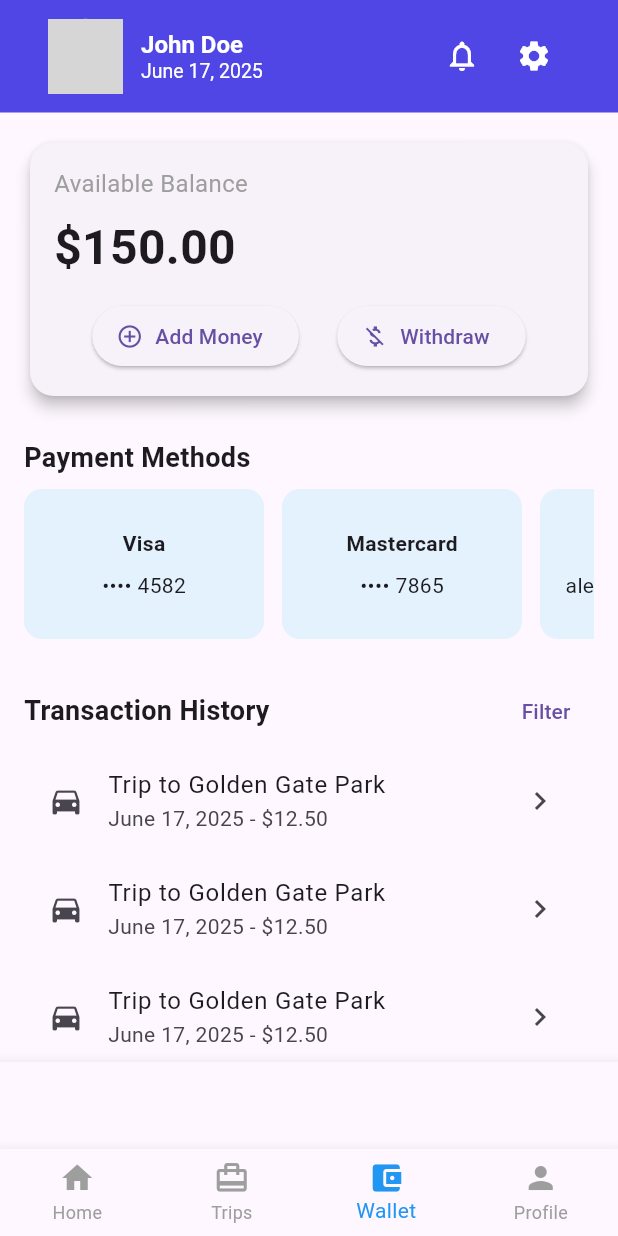
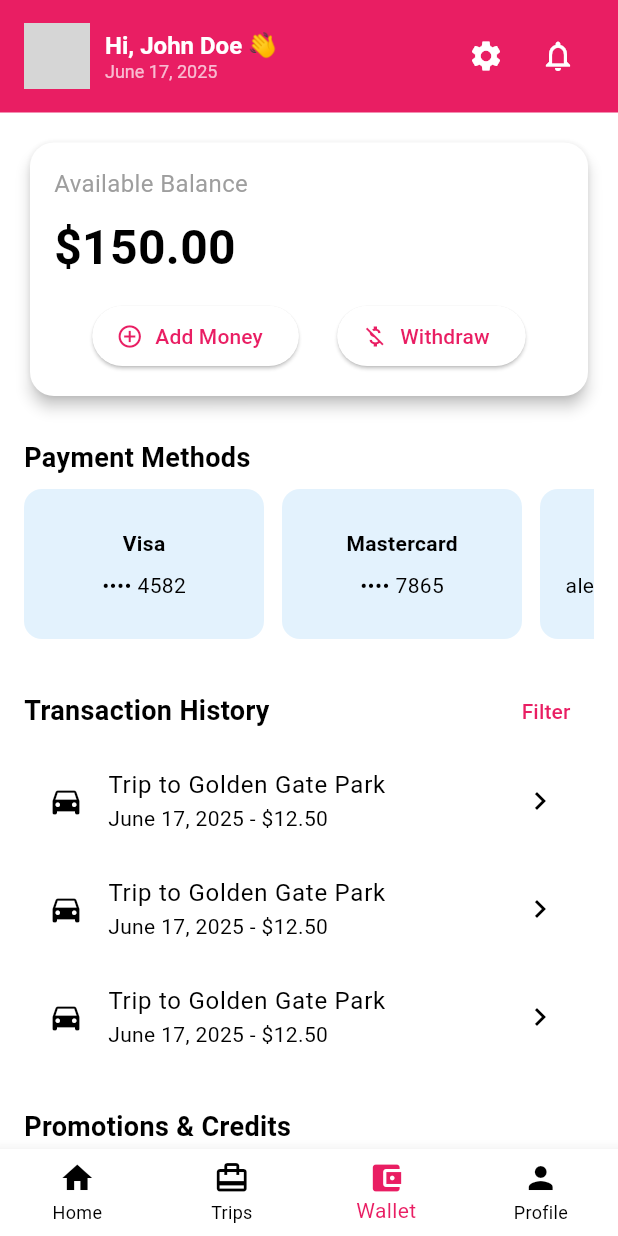
Before and after one commit to johnverz22/tryk-ride-app, a Flutter app: the screen it shows after launch, item 3 of the bottom bar chosen, after a tap on the "settings" icon, on a phone screen of 412 x 824 dp. Run offline on Flutter 3.47's test engine with Material 3 defaults, Android fonts, the phone set to English and light mode, and no system bars; our stand-ins replace dartz, dio, shared_preferences; missing offline and left inert: data_connection_checker_tv; accounts and stored records are empty; network calls fail; grey boxes are pictures that could not be loaded.

Commit message:
changed color

```diff
--- a/flutter/user/lib/features/user/presentation/pages/screens/main_navigation_screen.dart
+++ b/flutter/user/lib/features/user/presentation/pages/screens/main_navigation_screen.dart
@@ -34,8 +34,8 @@
       bottomNavigationBar: BottomNavigationBar(
         currentIndex: _currentIndex,
         onTap: _onTap,
-        selectedItemColor: Colors.blue,
-        unselectedItemColor: Colors.grey,
+        selectedItemColor: Colors.pink,
+        unselectedItemColor: Colors.black,
         type: BottomNavigationBarType.fixed,
         items: const [
           BottomNavigationBarItem(
--- a/flutter/user/lib/features/user/presentation/pages/screens/navigation/home_screen.dart
+++ b/flutter/user/lib/features/user/presentation/pages/screens/navigation/home_screen.dart
@@ -1,30 +1,16 @@
 import 'package:flutter/material.dart';
 import '../ride_booking_screen.dart';
-import '../../../widgets/custom_top_bar.dart';
+import '../../../widgets/custom_app_bar.dart';
 
 class HomeScreen extends StatelessWidget {
   const HomeScreen({super.key});
 
   @override
   Widget build(BuildContext context) {
-    final primaryColor = const Color(0xFF4F46E5); // Brand color
 
     return Scaffold(
       backgroundColor: Colors.white,
-      appBar: AppBar(
-        backgroundColor: primaryColor,
-        elevation: 0,
-        toolbarHeight: 75,
-        title: Column(
-          crossAxisAlignment: CrossAxisAlignment.start,
-          children: const [
-            CustomTopBar(
-              userName: 'John Doe',
-              profileImageUrl: 'https://example.com/profile.jpg',
-            ),
-          ],
-        ),
-      ),
+      appBar: const CustomUserAppBar(),
       body: ListView(
         padding: const EdgeInsets.all(16),
         children: [
@@ -49,7 +35,7 @@
             mainAxisAlignment: MainAxisAlignment.spaceBetween,
             children: const [
               Text('Saved Places', style: TextStyle(fontSize: 16, fontWeight: FontWeight.bold)),
-              Text('See All', style: TextStyle(color: Colors.blue)),
+              Text('See All', style: TextStyle(color: Colors.pink)),
             ],
           ),
           const SizedBox(height: 12),
@@ -85,7 +71,7 @@
               );
             },
             style: ElevatedButton.styleFrom(
-              backgroundColor: primaryColor,
+              backgroundColor: Theme.of(context).primaryColor,
               minimumSize: const Size.fromHeight(50),
             ),
             child: const Text('Search Rides', style: TextStyle(color: Colors.white)),
--- a/flutter/user/lib/features/user/presentation/pages/screens/navigation/trips_screen.dart
+++ b/flutter/user/lib/features/user/presentation/pages/screens/navigation/trips_screen.dart
@@ -1,8 +1,6 @@
 import 'package:flutter/material.dart';
 import 'package:intl/intl.dart';
 import '../../../widgets/custom_top_bar.dart';
-
-final primaryColor = const Color(0xFF4F46E5); // Brand color
 
 List<Map<String, dynamic>> mockTrips = [
   {
@@ -241,6 +239,8 @@
 
   @override
   Widget build(BuildContext context) {
+    final primaryColor = Colors.pink; // Brand color
+
     return Scaffold(
     backgroundColor: Colors.white,
     appBar: AppBar( // Move this OUT of body and into Scaffold
--- a/flutter/user/lib/features/user/presentation/pages/screens/navigation/wallet_screen.dart
+++ b/flutter/user/lib/features/user/presentation/pages/screens/navigation/wallet_screen.dart
@@ -7,7 +7,7 @@
 
   @override
   Widget build(BuildContext context) {
-    final primaryColor = const Color(0xFF4F46E5); // Brand color
+    final primaryColor = Colors.pink; // Brand color
 
     return Scaffold(
       appBar: AppBar(
@@ -118,17 +118,6 @@
           const SizedBox(height: 80),
         ],
       ),
-
-      bottomNavigationBar: BottomNavigationBar(
-        currentIndex: 2,
-        onTap: (index) {},
-        items: const [
-          BottomNavigationBarItem(icon: Icon(Icons.home), label: 'Home'),
-          BottomNavigationBarItem(icon: Icon(Icons.history), label: 'Trips'),
-          BottomNavigationBarItem(icon: Icon(Icons.account_balance_wallet), label: 'Wallet'),
-          BottomNavigationBarItem(icon: Icon(Icons.person), label: 'Profile'),
-        ],
-      ),
     );
   }
 
--- a/flutter/user/lib/features/user/presentation/pages/screens/ride_booking_screen.dart
+++ b/flutter/user/lib/features/user/presentation/pages/screens/ride_booking_screen.dart
@@ -5,12 +5,11 @@
 
   @override
   Widget build(BuildContext context) {
-    const primaryColor = Color(0xFF4F46E5);
 
     return Scaffold(
       appBar: AppBar(
         title: const Text('Choose Ride'),
-        backgroundColor: primaryColor,
+        backgroundColor: Theme.of(context).primaryColor,
       ),
       body: ListView(
         padding: const EdgeInsets.all(16),
@@ -26,7 +25,7 @@
               // Confirm ride logic here
             },
             style: ElevatedButton.styleFrom(
-              backgroundColor: primaryColor,
+              backgroundColor: Theme.of(context).primaryColor,
               minimumSize: const Size.fromHeight(50),
             ),
             child: const Text('Request Economy', style: TextStyle(color: Colors.white)),
--- /dev/null
+++ b/flutter/user/lib/features/user/presentation/providers/user_provider.dart
@@ -0,0 +1,18 @@
+import 'package:flutter/material.dart';
+import '../../data/models/user_model.dart';
+
+class UserProvider with ChangeNotifier {
+  UserModel? _user;
+
+  UserModel? get user => _user;
+
+  void setUser(UserModel user) {
+    _user = user;
+    notifyListeners();
+  }
+
+  void clearUser() {
+    _user = null;
+    notifyListeners();
+  }
+}
--- /dev/null
+++ b/flutter/user/lib/features/user/presentation/widgets/custom_app_bar.dart
@@ -0,0 +1,28 @@
+import 'package:flutter/material.dart';
+import 'package:provider/provider.dart';
+import '../providers/user_provider.dart';
+import 'custom_top_bar.dart';
+
+class CustomUserAppBar extends StatelessWidget implements PreferredSizeWidget {
+  const CustomUserAppBar({super.key});
+
+  @override
+  Size get preferredSize => const Size.fromHeight(75);
+
+  @override
+  Widget build(BuildContext context) {
+    final user = Provider.of<UserProvider>(context).user;
+
+    return AppBar(
+      backgroundColor: Theme.of(context).primaryColor,
+      elevation: 0,
+      toolbarHeight: preferredSize.height,
+      title: user != null
+          ? CustomTopBar(
+              userName: user.fullName,
+              profileImageUrl: user.profilePhotoUrl ?? 'https://example.com/default.jpg',
+            )
+          : const SizedBox.shrink(),
+    );
+  }
+}
--- a/flutter/user/lib/features/user/presentation/widgets/custom_top_bar.dart
+++ b/flutter/user/lib/features/user/presentation/widgets/custom_top_bar.dart
@@ -13,48 +13,56 @@
 
   @override
   Widget build(BuildContext context) {
-    final String currentDate = DateFormat('MMMM d, y').format(DateTime.now());
+    final date = DateFormat.yMMMMd().format(DateTime.now());
 
-    return Padding(
-      padding: const EdgeInsets.symmetric(horizontal: 16.0, vertical: 12),
-      child: Row(
-        crossAxisAlignment: CrossAxisAlignment.center,
+    return Row(
+      mainAxisAlignment: MainAxisAlignment.spaceBetween,
+      children: [
+        // Profile Section
+        Row(
           children: [
             CircleAvatar(
-            radius: 25,
+              radius: 22,
               backgroundImage: NetworkImage(profileImageUrl),
             ),
-          const SizedBox(width: 12),
-          Expanded(
-            child: Column(
+            const SizedBox(width: 10),
+            Column(
               crossAxisAlignment: CrossAxisAlignment.start,
               children: [
-                Text(userName,
+                Text('Hi, $userName 👋',
                     style: const TextStyle(
+                      fontWeight: FontWeight.bold,
                       fontSize: 16,
-                      fontWeight: FontWeight.bold,
                       color: Colors.white,
                     )),
-                Text(currentDate,
-                    style: TextStyle(
-                      fontSize: 13,
-                      color: Colors.white,
+                Text(date,
+                    style: const TextStyle(
+                      fontSize: 12,
+                      color: Colors.white70,
                     )),
               ],
             ),
+          ],
+        ),
+
+        // Actions: Settings + Notifications
+        Row(
+          children: [
+            IconButton(
+              icon: const Icon(Icons.settings, color: Colors.white),
+              onPressed: () {
+                // TODO: Add settings navigation
+              },
             ),
             IconButton(
-            icon: const Icon(Icons.notifications_none),
-            color: Colors.white,
-            onPressed: () {},
-          ),
-          IconButton(
-            icon: const Icon(Icons.settings),
-            color: Colors.white,
-            onPressed: () {},
+              icon: const Icon(Icons.notifications_none, color: Colors.white),
+              onPressed: () {
+                // TODO: Add notifications navigation
+              },
             ),
           ],
         ),
+      ],
     );
   }
 }
--- a/flutter/user/lib/main.dart
+++ b/flutter/user/lib/main.dart
@@ -1,8 +1,19 @@
 import 'package:flutter/material.dart';
+import 'package:provider/provider.dart';
 import 'features/user/presentation/pages/screens/main_navigation_screen.dart';
+import 'features/user/presentation/providers/user_provider.dart';
 
 void main() {
-  runApp(const MainApp());
+  runApp(
+    MultiProvider(
+      providers: [
+        ChangeNotifierProvider(create: (_) => UserProvider()),
+      ],
+      child: const MainApp(),
+    ),
+    // final userProvider = Provider.of<UserProvider>(context, listen: false);
+    // userProvider.setUser(fetchedUserModel);
+  );
 }
 
 class MainApp extends StatelessWidget {
@@ -12,7 +23,17 @@
   Widget build(BuildContext context) {
     return MaterialApp(
       title: 'Flutter Navigation Demo',
-      theme: ThemeData(primarySwatch: Colors.blue),
+      theme: ThemeData(
+        primaryColor: Colors.pink,
+        appBarTheme: const AppBarTheme(
+          backgroundColor: Colors.pink,
+          foregroundColor: Colors.white,
+          iconTheme: IconThemeData(color: Colors.white),
+        ),
+        colorScheme: ColorScheme.fromSwatch(primarySwatch: Colors.pink).copyWith(
+          secondary: Colors.pinkAccent,
+        ),
+      ),
       debugShowCheckedModeBanner: false,
       home: const MainNavigationScreen(),
     );
```
Lines whose indentation alone changed are shown as unchanged.
